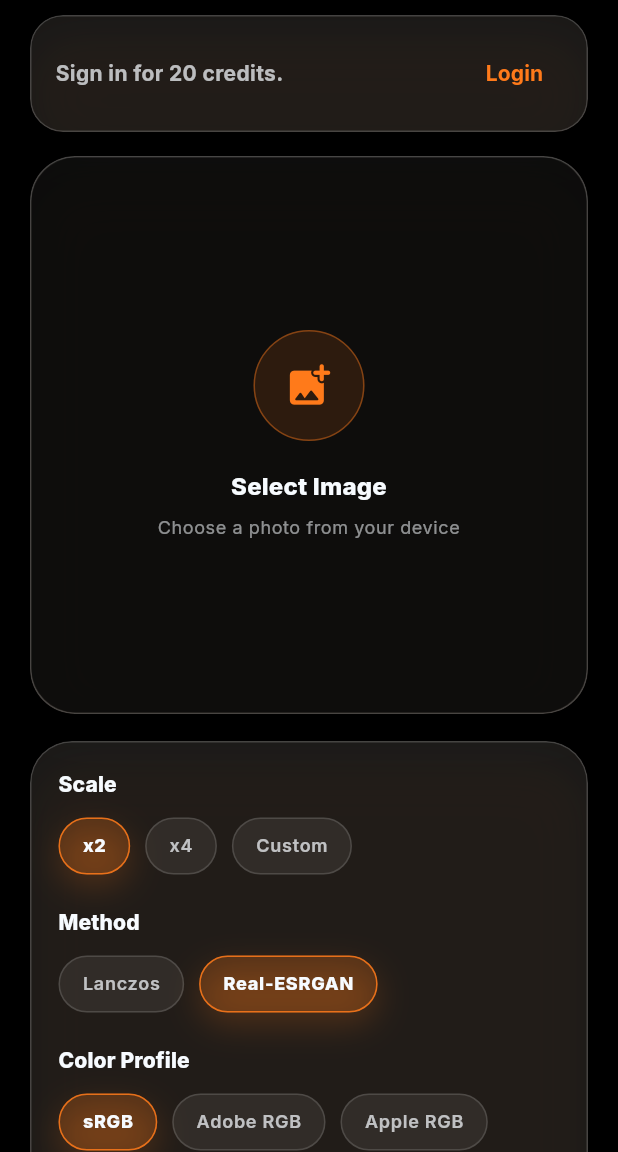
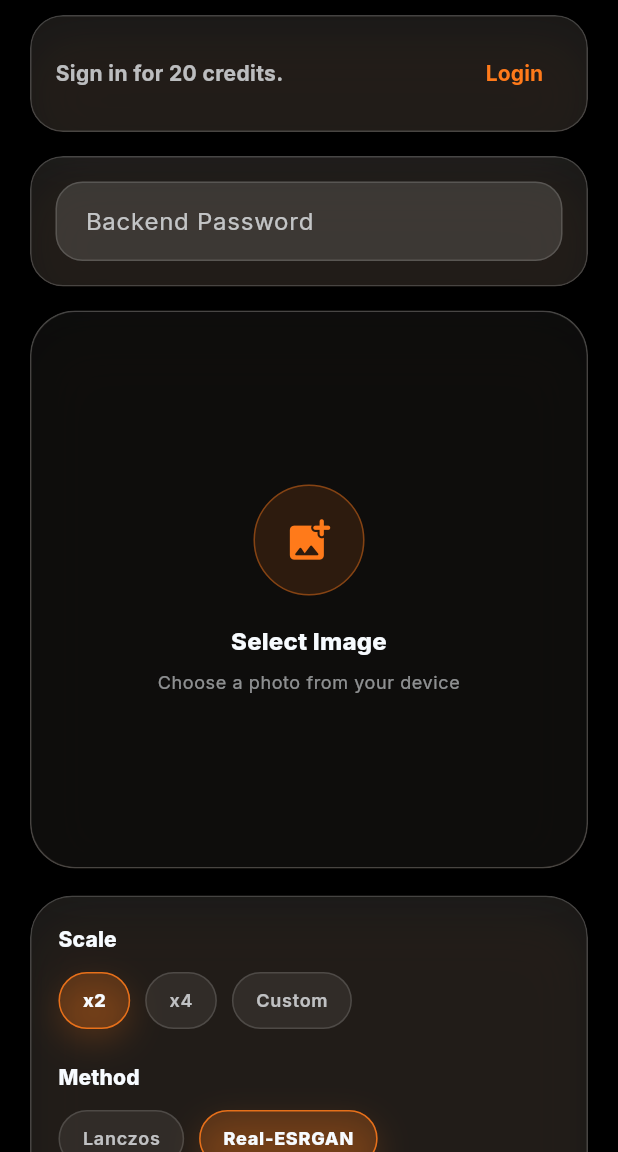
Before and after one commit to WinnerSamurai6064/rerez, a Flutter app: the GeneratorScreen screen opened directly, on a phone screen of 412 x 824 dp, the part 84-1236 px from its top. Run offline on Flutter 3.47's test engine with Material 3 defaults, Android fonts, the phone set to English and light mode, and no system bars; our stand-ins replace google_fonts, image_picker.

Commit message:
Update generator_screen.dart

```diff
--- a/lib/screens/generator_screen.dart
+++ b/lib/screens/generator_screen.dart
@@ -12,8 +12,29 @@ import '../widgets/orange_button.dart';
 import 'auth_screen.dart';
 import 'result_screen.dart';
 
-class GeneratorScreen extends StatelessWidget {
+class GeneratorScreen extends StatefulWidget {
   const GeneratorScreen({super.key});
+
+  @override
+  State<GeneratorScreen> createState() => _GeneratorScreenState();
+}
+
+class _GeneratorScreenState extends State<GeneratorScreen> {
+  late final TextEditingController _passwordController;
+
+  @override
+  void initState() {
+    super.initState();
+    _passwordController = TextEditingController(
+      text: context.read<AppState>().testPassword,
+    );
+  }
+
+  @override
+  void dispose() {
+    _passwordController.dispose();
+    super.dispose();
+  }
 
   Future<void> _generate(BuildContext context) async {
     final appState = context.read<AppState>();
@@ -22,6 +43,7 @@ class GeneratorScreen extends StatelessWidget {
     if (!context.mounted) return;
 
     final message = appState.message;
+
     if (!success) {
       if (message != null) {
         ScaffoldMessenger.of(context).showSnackBar(
@@ -105,6 +127,27 @@ class GeneratorScreen extends StatelessWidget {
                     ),
                     const SizedBox(height: 16),
                   ],
+                  GlassPanel(
+                    padding: const EdgeInsets.all(16),
+                    borderRadius: 22,
+                    child: TextField(
+                      controller: _passwordController,
+                      obscureText: true,
+                      autocorrect: false,
+                      enableSuggestions: false,
+                      cursorColor: RerezTheme.orange,
+                      style: Theme.of(context).textTheme.bodyLarge?.copyWith(
+                            color: RerezTheme.neonWhite,
+                            fontWeight: FontWeight.w700,
+                          ),
+                      onChanged: appState.updateTestPassword,
+                      decoration: const InputDecoration(
+                        labelText: 'Backend Password',
+                        hintText: 'Enter backend test password',
+                      ),
+                    ),
+                  ),
+                  const SizedBox(height: 16),
                   ImagePickerBox(
                     imageBytes: appState.selectedImageBytes,
                     onSelectImage: appState.pickImage,
```
